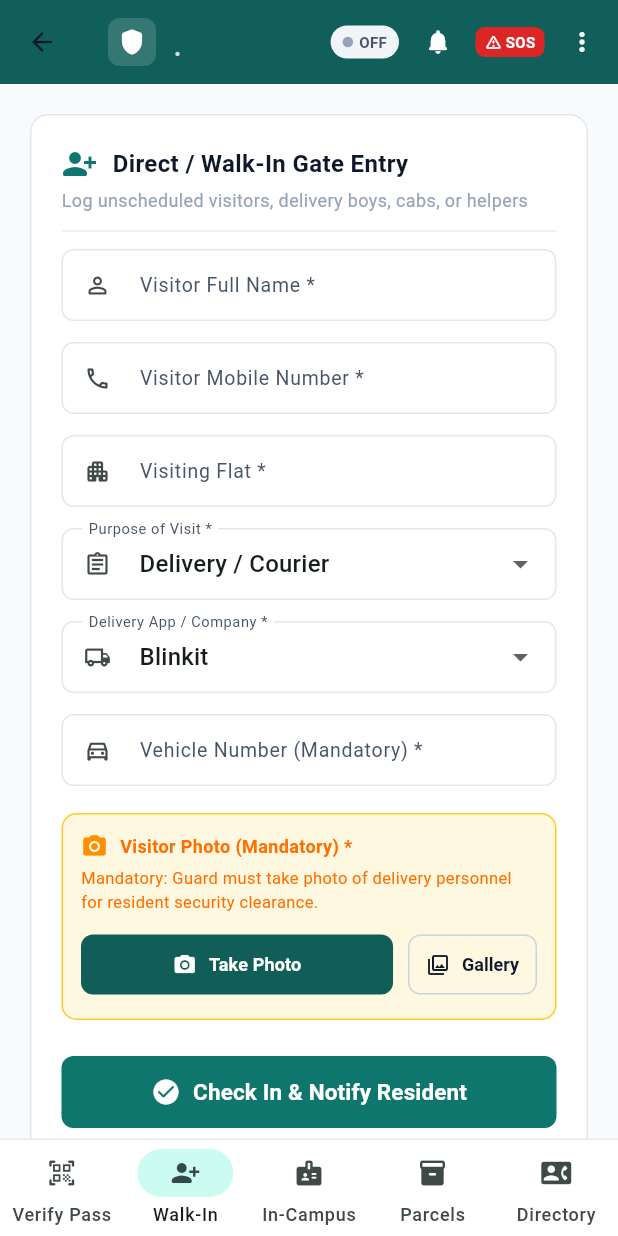
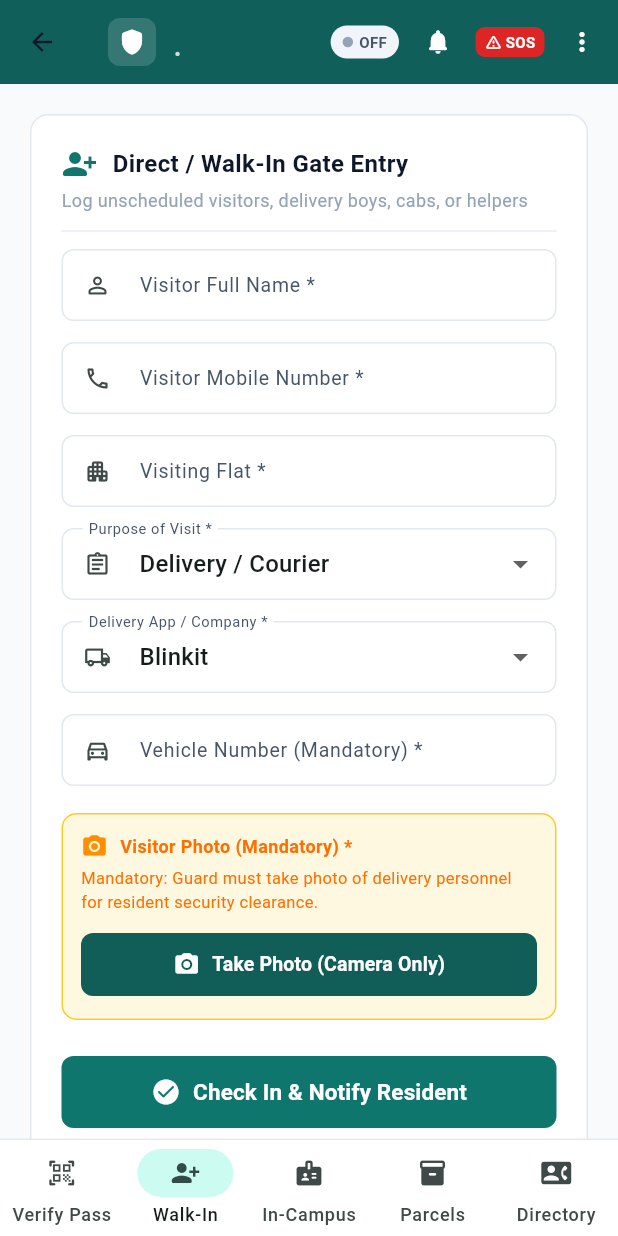
Before and after one commit to jitmukherjee93/society-management-app, a Flutter app: the GuardDashboard screen opened directly, item 2 of the bottom bar chosen, on a phone screen of 412 x 824 dp. Run offline on Flutter 3.47's test engine with Material 3 defaults, Android fonts, the phone set to English and light mode, and no system bars; our stand-ins replace cloud_firestore, cross_file, csv, file_picker, firebase_auth, firebase_core and 9 more; missing offline and left inert: dart:html, dart:ui_web, firebase_ui_auth; accounts and stored records are empty.

Commit message:
feat(guard): remove gallery option for walk-in visitors and enforce camera-only capture

```diff
--- a/lib/screens/guard/guard_dashboard.dart
+++ b/lib/screens/guard/guard_dashboard.dart
@@ -74,10 +74,13 @@ class _GuardDashboardState extends State<GuardDashboard> {
   String? _walkInPhotoName;
   final ImagePicker _imagePicker = ImagePicker();
 
-  Future<void> _pickWalkInPhoto(ImageSource source) async {
+  /// Captures a walk-in visitor's photo strictly using the device camera.
+  /// Gallery upload is intentionally disallowed to ensure physical on-spot verification at the gate kiosk.
+  Future<void> _pickWalkInPhoto([ImageSource source = ImageSource.camera]) async {
     try {
+      // Strictly enforce ImageSource.camera for live visitor capture at security gate
       final XFile? file = await _imagePicker.pickImage(
-        source: source,
+        source: ImageSource.camera,
         maxWidth: 900,
         maxHeight: 900,
         imageQuality: 75,
@@ -91,7 +94,7 @@ class _GuardDashboardState extends State<GuardDashboard> {
       }
     } catch (e) {
       if (mounted) {
-        AppFeedback.showError(context, 'Could not access camera/photo: $e');
+        AppFeedback.showError(context, 'Could not access camera: $e');
       }
     }
   }
@@ -1787,32 +1790,23 @@ class _GuardDashboardState extends State<GuardDashboard> {
                           ],
                         ),
                       ] else ...[
-                        Row(
-                          children: [
-                            Expanded(
+                        // Strictly Camera-Only option for gate kiosk walk-in visitors (gallery upload disabled)
+                        SizedBox(
+                          width: double.infinity,
                           child: ElevatedButton.icon(
                             style: ElevatedButton.styleFrom(
                               backgroundColor: AppColors.primaryDark,
                               foregroundColor: Colors.white,
-                                  padding: const EdgeInsets.symmetric(vertical: 10),
+                              padding: const EdgeInsets.symmetric(vertical: 12),
                               shape: RoundedRectangleBorder(borderRadius: BorderRadius.circular(8)),
                             ),
-                                icon: const Icon(Icons.camera_alt_rounded, size: 16),
-                                label: const Text('Take Photo', style: TextStyle(fontSize: 12, fontWeight: FontWeight.bold)),
+                            icon: const Icon(Icons.camera_alt_rounded, size: 18),
+                            label: const Text(
+                              'Take Photo (Camera Only)',
+                              style: TextStyle(fontSize: 13, fontWeight: FontWeight.bold),
+                            ),
                             onPressed: () => _pickWalkInPhoto(ImageSource.camera),
                           ),
-                            ),
-                            const SizedBox(width: 10),
-                            OutlinedButton.icon(
-                              style: OutlinedButton.styleFrom(
-                                padding: const EdgeInsets.symmetric(vertical: 10, horizontal: 12),
-                                shape: RoundedRectangleBorder(borderRadius: BorderRadius.circular(8)),
-                              ),
-                              icon: const Icon(Icons.photo_library_outlined, size: 16),
-                              label: const Text('Gallery', style: TextStyle(fontSize: 12)),
-                              onPressed: () => _pickWalkInPhoto(ImageSource.gallery),
-                            ),
-                          ],
                         ),
                       ],
                     ],
```
Lines whose indentation alone changed are shown as unchanged.
